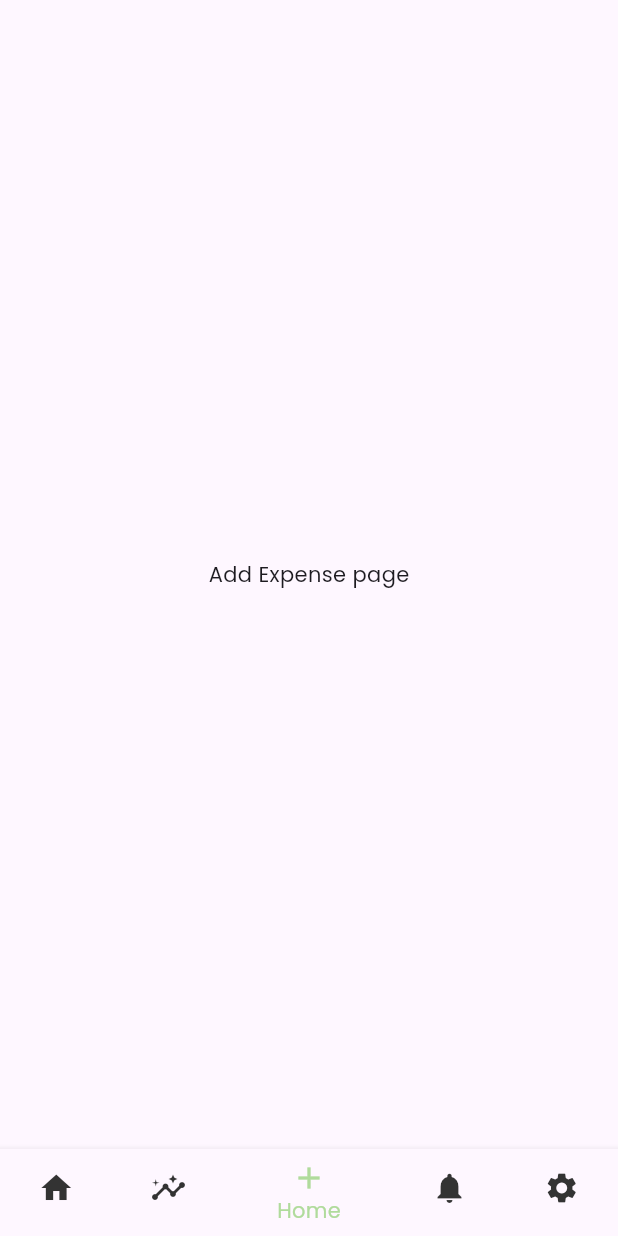
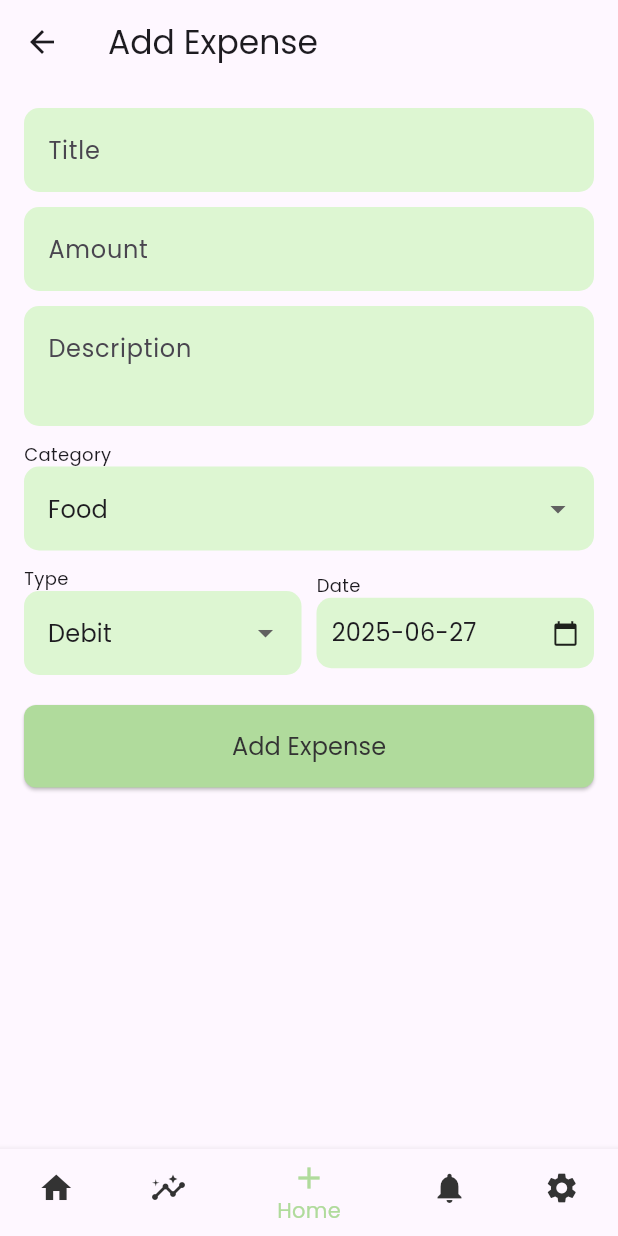
Before and after one commit to bharat-io/expense-tracker-app, a Flutter app: the HomeScreen screen opened by its route, item 3 of the bottom bar chosen, on a phone screen of 412 x 824 dp. Run offline on Flutter 3.47's test engine with Material 3 defaults, Android fonts, the phone set to English and light mode, and no system bars; our stand-ins replace flutter_bloc, shared_preferences, sqflite; accounts and stored records are empty.

Commit message:
auth logic and add expense screen

```diff
--- a/lib/bloc/user/user_bloc.dart
+++ b/lib/bloc/user/user_bloc.dart
@@ -3,6 +3,7 @@ import 'dart:async';
 import 'package:flutter_bloc/flutter_bloc.dart';
 import 'package:trackmint/bloc/user/user_event.dart';
 import 'package:trackmint/bloc/user/user_state.dart';
+import 'package:trackmint/data/model/user_model.dart';
 import 'package:trackmint/data/repository/user_repository.dart';
 
 class UserBloc extends Bloc<UserEvent, UserState> {
@@ -30,7 +31,7 @@ class UserBloc extends Bloc<UserEvent, UserState> {
         await Future.delayed(Duration(seconds: 1));
         String message = await userRepository.loginUser(
             userEmail: event.email, userPassword: event.password);
-        if (message == "Successfully login!") {
+        if (message == "Successfully loged in !") {
           emit(UserSuccessState());
         } else {
           emit(UserFailedState(errorMessage: message));
--- a/lib/bloc/user/user_event.dart
+++ b/lib/bloc/user/user_event.dart
@@ -12,3 +12,5 @@ class LoginEvent extends UserEvent {
   final String password;
   LoginEvent({required this.email, required this.password});
 }
+
+class isAuthenticatedEvent extends UserEvent {}
--- a/lib/bloc/user/user_state.dart
+++ b/lib/bloc/user/user_state.dart
@@ -1,10 +1,15 @@
+import 'package:trackmint/data/model/user_model.dart';
+
 abstract class UserState {}
 
 class UserInitialState extends UserState {}
 
 class UserLoadingState extends UserState {}
 
-class UserSuccessState extends UserState {}
+class UserSuccessState extends UserState {
+  List<UserModel>? userModel;
+  UserSuccessState({this.userModel});
+}
 
 class UserFailedState extends UserState {
   String errorMessage;
--- /dev/null
+++ b/lib/ui/screens/add_expense_screen.dart
@@ -0,0 +1,207 @@
+import 'package:flutter/material.dart';
+
+class AddExpenseScreen extends StatefulWidget {
+  const AddExpenseScreen({super.key});
+
+  @override
+  State<AddExpenseScreen> createState() => _AddExpenseScreenState();
+}
+
+class _AddExpenseScreenState extends State<AddExpenseScreen> {
+  final TextEditingController _titleController = TextEditingController();
+  final TextEditingController _amountController = TextEditingController();
+  final TextEditingController _descriptionController = TextEditingController();
+  String _selectedCategory = 'Food';
+  DateTime _selectedDate = DateTime.now();
+
+  final List<String> _categories = [
+    'Food',
+    'Transport',
+    'Shopping',
+    'Bills',
+    'Others'
+  ];
+  String _selectedType = 'Debit';
+
+  void pickDate() async {
+    final picked = await showDatePicker(
+      context: context,
+      initialDate: _selectedDate,
+      firstDate: DateTime(2020),
+      lastDate: DateTime(2100),
+    );
+
+    if (picked != null) {
+      setState(() {
+        _selectedDate = picked;
+      });
+    }
+  }
+
+  void submitExpense() {}
+
+  @override
+  Widget build(BuildContext context) {
+    return Scaffold(
+      appBar: AppBar(title: const Text("Add Expense")),
+      body: Padding(
+        padding: const EdgeInsets.all(16.0),
+        child: Column(
+          children: [
+            TextField(
+              controller: _titleController,
+              decoration: const InputDecoration(
+                filled: true,
+                fillColor: Color(0xFFDDF6D2),
+                hintText: "Title",
+                border: OutlineInputBorder(
+                  borderRadius: BorderRadius.all(Radius.circular(10)),
+                  borderSide: BorderSide.none, // no visible border
+                ),
+              ),
+            ),
+            const SizedBox(height: 10),
+            TextField(
+              controller: _amountController,
+              keyboardType: TextInputType.number,
+              decoration: const InputDecoration(
+                filled: true,
+                fillColor: Color(0xFFDDF6D2),
+                hintText: "Amount",
+                border: OutlineInputBorder(
+                  borderRadius: BorderRadius.all(Radius.circular(10)),
+                  borderSide: BorderSide.none,
+                ),
+              ),
+            ),
+            const SizedBox(height: 10),
+            TextField(
+              controller: _descriptionController,
+              decoration: const InputDecoration(
+                filled: true,
+                fillColor: Color(0xFFDDF6D2),
+                hintText: "Description",
+                border: OutlineInputBorder(
+                  borderRadius: BorderRadius.all(Radius.circular(10)),
+                  borderSide: BorderSide.none,
+                ),
+              ),
+              maxLines: 2,
+            ),
+            const SizedBox(height: 10),
+            Column(
+              crossAxisAlignment: CrossAxisAlignment.start,
+              children: [
+                const Text("Category", style: TextStyle(fontSize: 12)),
+                DropdownButtonFormField<String>(
+                  value: _selectedCategory,
+                  items: _categories
+                      .map((category) => DropdownMenuItem(
+                          value: category, child: Text(category)))
+                      .toList(),
+                  onChanged: (value) {
+                    setState(() {
+                      _selectedCategory = value!;
+                    });
+                  },
+                  decoration: const InputDecoration(
+                    filled: true,
+                    fillColor: Color(0xFFDDF6D2),
+                    border: OutlineInputBorder(
+                      borderRadius: BorderRadius.all(Radius.circular(10)),
+                      borderSide: BorderSide.none,
+                    ),
+                  ),
+                ),
+              ],
+            ),
+            const SizedBox(height: 10),
+            Row(
+              children: [
+                Expanded(
+                  child: Column(
+                    crossAxisAlignment: CrossAxisAlignment.start,
+                    children: [
+                      const Text("Type", style: TextStyle(fontSize: 12)),
+                      DropdownButtonFormField<String>(
+                        value: _selectedType,
+                        items: ['Credit', 'Debit']
+                            .map((type) => DropdownMenuItem(
+                                  value: type,
+                                  child: Text(type),
+                                ))
+                            .toList(),
+                        onChanged: (value) {
+                          setState(() {
+                            _selectedType = value!;
+                          });
+                        },
+                        decoration: const InputDecoration(
+                          filled: true,
+                          fillColor: Color(0xFFDDF6D2),
+                          border: OutlineInputBorder(
+                            borderRadius: BorderRadius.all(Radius.circular(10)),
+                            borderSide: BorderSide.none,
+                          ),
+                        ),
+                      ),
+                    ],
+                  ),
+                ),
+                const SizedBox(width: 10),
+                Expanded(
+                  child: Column(
+                    crossAxisAlignment: CrossAxisAlignment.start,
+                    children: [
+                      const Text("Date", style: TextStyle(fontSize: 12)),
+                      InkWell(
+                        onTap: pickDate,
+                        child: Container(
+                          padding: const EdgeInsets.symmetric(
+                              vertical: 12, horizontal: 10),
+                          decoration: BoxDecoration(
+                            color: Color(0xFFDDF6D2),
+                            borderRadius: BorderRadius.circular(10),
+                          ),
+                          child: Row(
+                            mainAxisAlignment: MainAxisAlignment.spaceBetween,
+                            children: [
+                              Text(
+                                "${_selectedDate.toLocal()}".split(' ')[0],
+                                style: const TextStyle(fontSize: 16),
+                              ),
+                              const Icon(Icons.calendar_today, size: 18),
+                            ],
+                          ),
+                        ),
+                      ),
+                    ],
+                  ),
+                ),
+              ],
+            ),
+            SizedBox(
+              height: 20,
+            ),
+            // const Spacer(),
+            ElevatedButton(
+              onPressed: () {},
+              style: ElevatedButton.styleFrom(
+                minimumSize: Size.fromHeight(45),
+                backgroundColor: Color(0xFFB0DB9C),
+                padding: const EdgeInsets.symmetric(vertical: 16),
+                shape: RoundedRectangleBorder(
+                  borderRadius: BorderRadius.circular(8),
+                ),
+              ),
+              child: Text(
+                "Add Expense",
+                style: TextStyle(fontSize: 16, color: Color(0xFF333333)),
+              ),
+            ),
+          ],
+        ),
+      ),
+    );
+  }
+}
--- a/lib/ui/screens/home_screen.dart
+++ b/lib/ui/screens/home_screen.dart
@@ -1,5 +1,7 @@
 import 'package:flutter/material.dart';
+import 'package:trackmint/ui/screens/add_expense_screen.dart';
 import 'package:trackmint/ui/screens/expense_screen.dart';
+import 'package:trackmint/ui/screens/setting_screen.dart';
 
 class HomeScreen extends StatefulWidget {
   const HomeScreen({super.key});
@@ -15,15 +17,11 @@ class _HomeScreenState extends State<HomeScreen> {
     Center(
       child: Text("insight page"),
     ),
-    Center(
-      child: Text("Add Expense page"),
-    ),
+    AddExpenseScreen(),
     Center(
       child: Text("Notification page"),
     ),
-    Center(
-      child: Text("Profile page "),
-    )
+    SettingScreen()
   ];
   @override
   Widget build(BuildContext context) {
--- /dev/null
+++ b/lib/utill/app_constant.dart
@@ -0,0 +1,3 @@
+class AppConstant {
+  static const TOKEN_KEY = "token_key";
+}
--- a/lib/utill/app_routes.dart
+++ b/lib/utill/app_routes.dart
@@ -1,7 +1,9 @@
 import 'package:flutter/material.dart';
+import 'package:path/path.dart';
 import 'package:trackmint/ui/screens/expense_screen.dart';
 import 'package:trackmint/ui/screens/home_screen.dart';
 import 'package:trackmint/ui/screens/login_screen.dart';
+import 'package:trackmint/ui/screens/setting_screen.dart';
 import 'package:trackmint/ui/screens/signup_screen.dart';
 import 'package:trackmint/ui/screens/splash_screen.dart';
 
@@ -11,6 +13,8 @@ class AppRoutes {
   static const String SIGNUPSCREEN = "/signUpScreen";
   static const String LOGINSCREEN = "/loginScreen";
   static const String EXPENSESCREEN = "/expenseScreen";
+  static const String SETTINGSCREE = "/settingScreen";
+  static const String ADDEXPENSESCREEN = "/addExpenseScreen";
 
   static Map<String, Widget Function(BuildContext)> routes = {
     SPLASHSCREEN: (context) => SplashScreen(),
@@ -18,5 +22,7 @@ class AppRoutes {
     SIGNUPSCREEN: (context) => SignUpScreen(),
     LOGINSCREEN: (context) => LoginScreen(),
     EXPENSESCREEN: (context) => ExpenseScreen(),
+    SETTINGSCREE: (context) => SettingScreen(),
+    ADDEXPENSESCREEN: (context) => SettingScreen()
   };
 }
--- a/pubspec.yaml
+++ b/pubspec.yaml
@@ -38,6 +38,7 @@ dependencies:
   path: ^1.9.0
   path_provider: ^2.1.5
   flutter_bloc: ^9.1.1
+  shared_preferences: ^2.5.3
 
 dev_dependencies:
   flutter_test:
```
Also changed, not shown: lib/data/local/db_helper.dart (+12 -3 lines), lib/data/model/user_model.dart (+9 -0 lines), lib/data/repository/user_repository.dart (+8 -7 lines), lib/ui/screens/login_screen.dart (+12 -1 lines), lib/ui/screens/setting_screen.dart (added, +75 -0 lines), lib/ui/screens/signUp_screen.dart (+6 -4 lines), lib/ui/screens/splash_screen.dart (+15 -5 lines).
